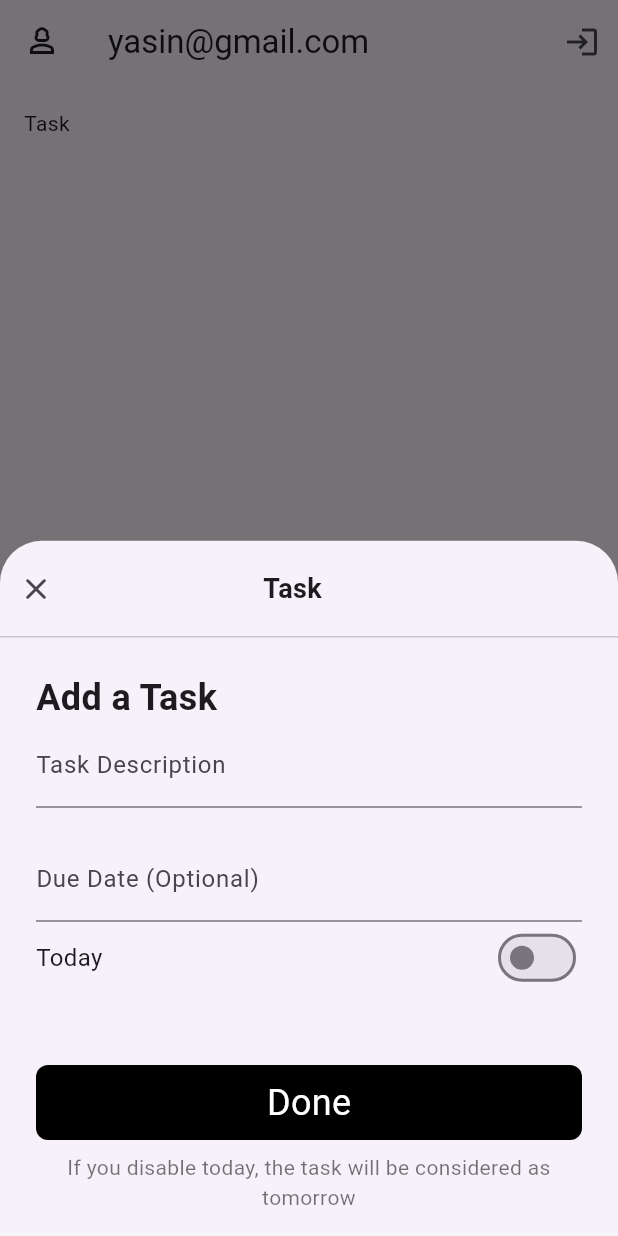
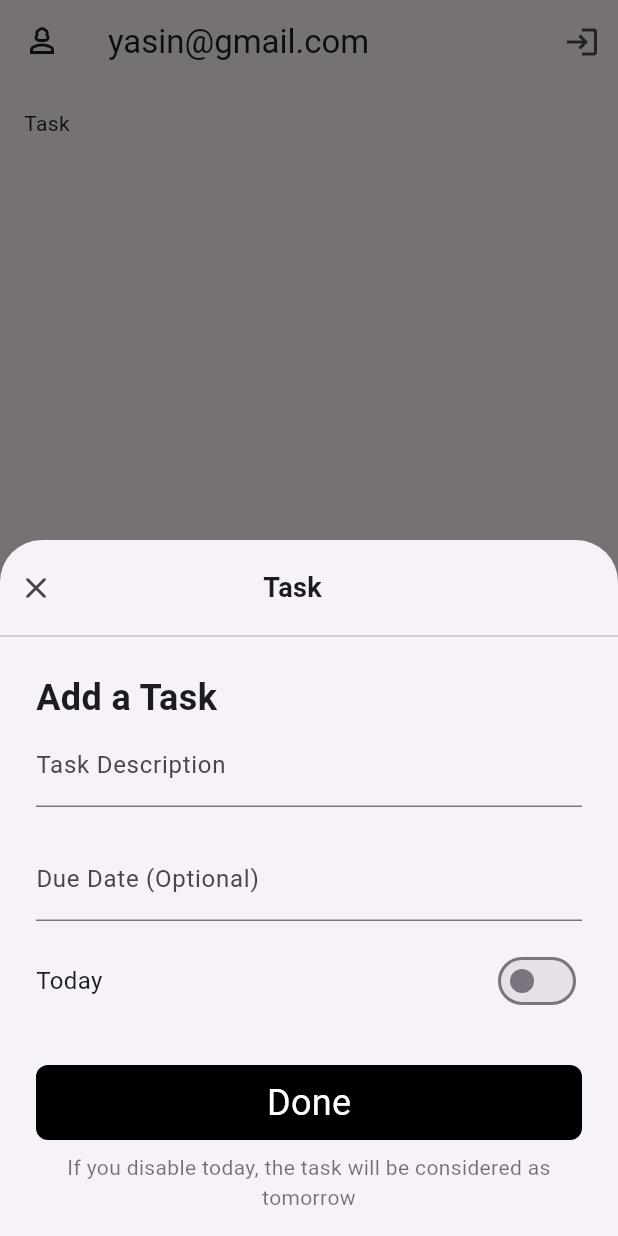
Before and after one commit to mrYasinHamidi/todo_app, a Flutter app: the TasksScreen screen opened by its route, after a tap on the "add" icon, on a phone screen of 412 x 824 dp. Run offline on Flutter 3.47's test engine with Material 3 defaults, Android fonts, the phone set to English and light mode, and no system bars; drawn by our look-alikes of toastification; our stand-ins replace dartz, dropdown_button2, easy_debounce, equatable, firebase_auth, firebase_core and 9 more; accounts and stored records are empty.

Commit message:
add task design

```diff
--- a/lib/features/tasks/view/pages/dialog/add_task_dialog.dart
+++ b/lib/features/tasks/view/pages/dialog/add_task_dialog.dart
@@ -23,7 +23,8 @@ class AddTaskDialog extends StatefulWidget {
 
 class _AddTaskDialogState extends State<AddTaskDialog> {
   late final timeController = DefaultTimePickerController(
-    date: widget.task?.dueDate == null
+    date:
+        widget.task?.dueDate == null
             ? null
             : TimeOfDay(hour: widget.task!.dueDate!.hour, minute: widget.task!.dueDate!.hour),
   );
@@ -42,10 +43,12 @@ class _AddTaskDialogState extends State<AddTaskDialog> {
 
   @override
   Widget build(BuildContext context) {
+    final bottomInsets = MediaQuery.of(context).viewInsets.bottom;
     return BlocListener(
       bloc: viewModel,
       listener: _listener,
       child: Column(
+        mainAxisSize: MainAxisSize.min,
         crossAxisAlignment: CrossAxisAlignment.stretch,
         children: [
           Padding(
@@ -64,12 +67,12 @@ class _AddTaskDialogState extends State<AddTaskDialog> {
             ),
           ),
           const Divider(),
-          Expanded(
-            child: Padding(
+          Padding(
             padding: const EdgeInsets.symmetric(horizontal: 24, vertical: 16),
             child: Form(
               key: formKey,
               child: Column(
+                mainAxisSize: MainAxisSize.min,
                 crossAxisAlignment: CrossAxisAlignment.stretch,
                 children: [
                   Text(
@@ -81,12 +84,16 @@ class _AddTaskDialogState extends State<AddTaskDialog> {
                   ),
                   DefaultTextField(
                     controller: descriptionController,
-                      validator: (value) =>
+                    minLines: 1,
+                    maxLines: 4,
+                    validator:
+                        (value) =>
                             value?.isNotEmpty == true ? null : AppTranslate.taskDescriptionError.getString(context),
                     counterText: ' ',
                     label: AppTranslate.taskDescription.getString(context),
                   ),
                   DefaultTimePicker(controller: timeController, label: AppTranslate.dueDateHint.getString(context)),
+                  MaxGap(16),
                   Row(
                     mainAxisAlignment: MainAxisAlignment.spaceBetween,
                     children: [
@@ -100,7 +107,8 @@ class _AddTaskDialogState extends State<AddTaskDialog> {
                       ),
                     ],
                   ),
-                    Spacer(),
+                  if (bottomInsets == 0) ...[
+                    MaxGap(32),
                     ItemButton(
                       onTap: _submit,
                       color: Colors.black,
@@ -112,14 +120,15 @@ class _AddTaskDialogState extends State<AddTaskDialog> {
                         ),
                       ),
                     ),
-                    Gap(8),
+                    MaxGap(8),
                     Text(
                       AppTranslate.addTaskBottomMessage.getString(context),
                       style: TextStyle(color: Colors.black54),
                       textAlign: TextAlign.center,
                     ),
                   ],
-                ),
+                  MaxGap(bottomInsets),
+                ],
               ),
             ),
           ),
@@ -137,10 +146,7 @@ class _AddTaskDialogState extends State<AddTaskDialog> {
           appTask: widget.task!,
         );
       } else {
-        viewModel.addTask(
-          description: descriptionController.text,
-          timeOfDay: timeController.value,
-        );
+        viewModel.addTask(description: descriptionController.text, timeOfDay: timeController.value);
       }
     }
   }
--- a/lib/features/tasks/view/pages/tasks_screen.dart
+++ b/lib/features/tasks/view/pages/tasks_screen.dart
@@ -148,7 +148,7 @@ class _TasksScreenState extends State<TasksScreen> {
   }
 
   void _addTask({AppTask? task}) async {
-    await showModalBottomSheet(context: context, builder: (context) => AddTaskDialog(task: task));
+    await showModalBottomSheet(context: context,enableDrag: true,isScrollControlled: true, builder: (context) => AddTaskDialog(task: task));
     viewModel.fetchTasks();
   }
 
--- a/lib/features/tasks/view/pages/widgets/task_list_item.dart
+++ b/lib/features/tasks/view/pages/widgets/task_list_item.dart
@@ -25,6 +25,8 @@ class TaskListItem extends StatelessWidget {
       ),
       title: Text(
         task.description,
+        maxLines: 2,
+        overflow: TextOverflow.ellipsis,
         style: TextStyle(
           color: task.isCompleted ? Colors.black38 : Colors.black87,
           fontWeight: FontWeight.w600,
--- a/lib/global/widgets/default_text_field.dart
+++ b/lib/global/widgets/default_text_field.dart
@@ -17,6 +17,8 @@ class DefaultTextField extends StatelessWidget {
   final InputBorder? inputBorder;
   final bool? isCollapsed;
   final bool? isDense;
+  final int? minLines;
+  final int? maxLines;
 
   const DefaultTextField({
     super.key,
@@ -35,6 +37,8 @@ class DefaultTextField extends StatelessWidget {
     this.inputBorder,
     this.isDense,
     this.isCollapsed,
+    this.minLines,
+    this.maxLines,
   });
 
   @override
@@ -54,11 +58,13 @@ class DefaultTextField extends StatelessWidget {
         isCollapsed: isCollapsed,
       ),
       controller: controller,
+      minLines: minLines,
+      maxLines: maxLines,
       enabled: enable,
       textDirection: textDirection,
       inputFormatters: <TextInputFormatter>[
         if (justInteger) FilteringTextInputFormatter.digitsOnly,
-        if (justFloat) FilteringTextInputFormatter.allow(RegExp(r'(^\d*\.?\d*)'))
+        if (justFloat) FilteringTextInputFormatter.allow(RegExp(r'(^\d*\.?\d*)')),
       ],
       readOnly: readOnly,
       // keyboardType: inputType,
```
Lines whose indentation alone changed are shown as unchanged.
